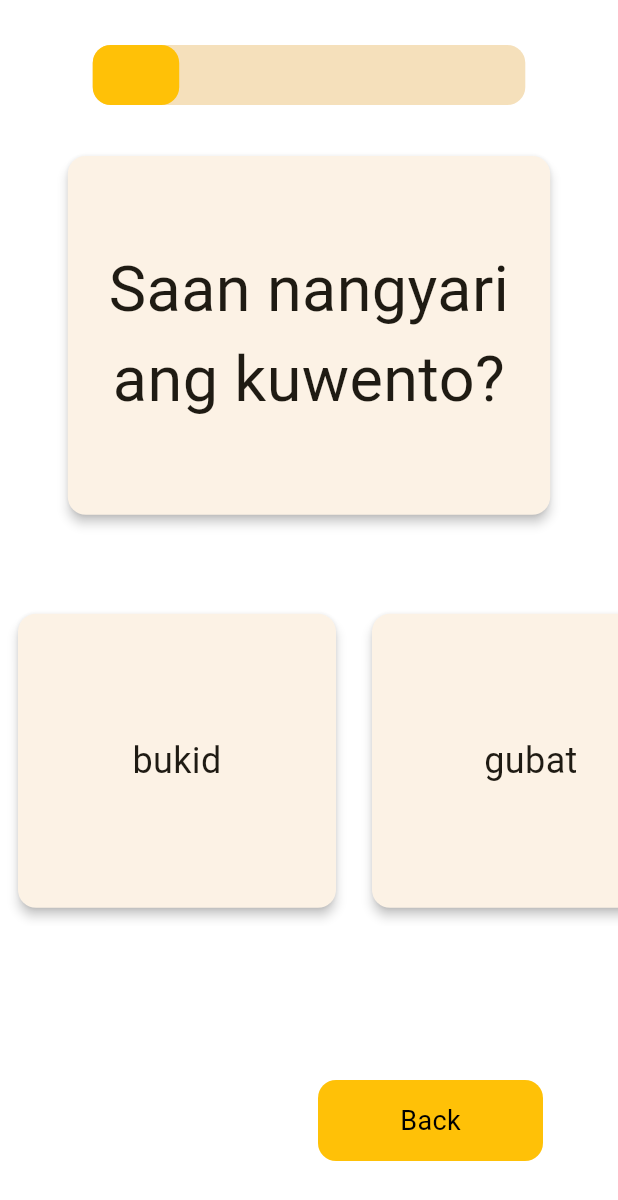
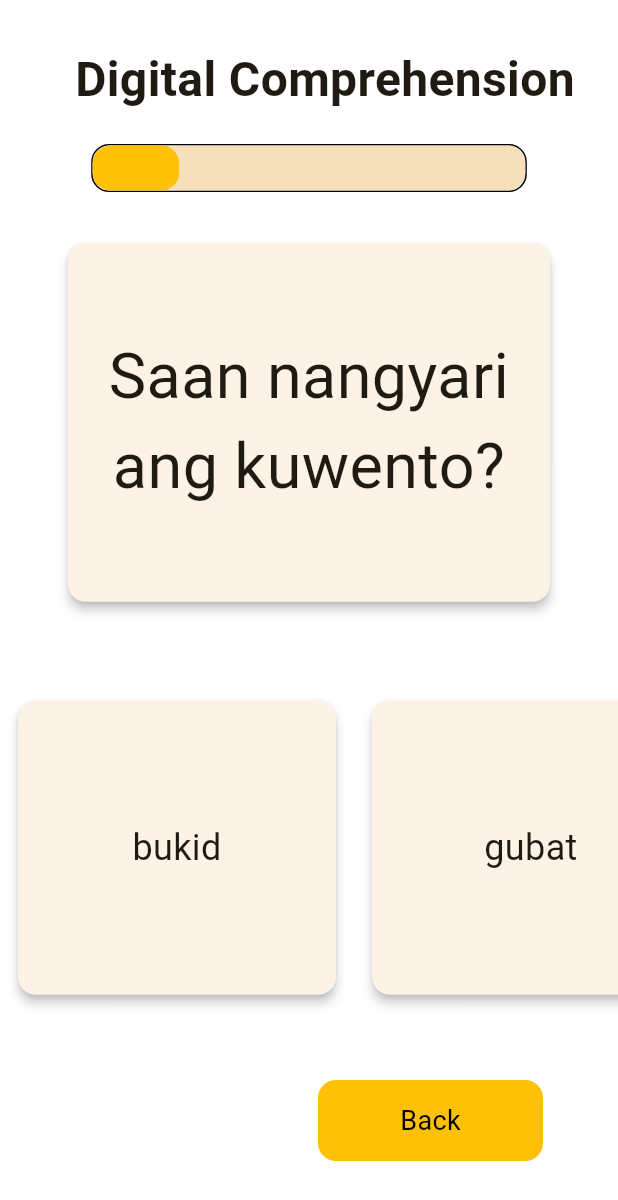
Before and after one commit to Justine-zip/readbee_lite, a Flutter app: the DigitralComprehensionPage screen opened directly, on a phone screen of 412 x 824 dp. Shown: the top 1200 px of the screen. Run offline on Flutter 3.47's test engine with Material 3 defaults, Android fonts, the phone set to English and light mode, and no system bars; our stand-ins replace device_preview, flutter_riverpod; missing offline and left inert: page_animation_transition.

```diff
--- /dev/null
+++ b/lib/components/page_title.dart
@@ -0,0 +1,20 @@
+import 'package:flutter/widgets.dart';
+
+class PageTitle extends StatelessWidget {
+  final String title;
+  const PageTitle({super.key, required this.title});
+
+  @override
+  Widget build(BuildContext context) {
+    return Align(
+      alignment: Alignment.centerLeft,
+      child: Padding(
+        padding: const EdgeInsets.only(left: 50.0),
+        child: Text(
+          title,
+          style: TextStyle(fontSize: 32, fontWeight: FontWeight.bold),
+        ),
+      ),
+    );
+  }
+}
--- a/lib/pages/digital_reading_score_page.dart
+++ b/lib/pages/digital_reading_score_page.dart
@@ -5,6 +5,7 @@ import 'package:page_animation_transition/page_animation_transition.dart';
 import 'package:readbee_lite/components/custom_button.dart';
 import 'package:readbee_lite/components/custom_reading_score_row.dart';
 import 'package:readbee_lite/components/material_title_bar.dart';
+import 'package:readbee_lite/components/page_title.dart';
 import 'package:readbee_lite/core/utils/digital_reading_score.dart';
 import 'package:readbee_lite/pages/digitral_comprehension_page.dart';
 import 'package:readbee_lite/providers/evaluation_list_provider.dart';
@@ -33,6 +34,7 @@ class _DigitalReadingScorePageState
             child: Column(
               children: [
                 SizedBox(height: 30),
+                PageTitle(title: 'Digital Reading Score'),
                 Padding(
                   padding: const EdgeInsets.all(24.0),
                   child: MaterialTitleBar(
--- a/lib/pages/digitral_comprehension_page.dart
+++ b/lib/pages/digitral_comprehension_page.dart
@@ -3,6 +3,7 @@ import 'package:flutter_riverpod/flutter_riverpod.dart';
 import 'package:page_animation_transition/animations/right_to_left_transition.dart';
 import 'package:page_animation_transition/page_animation_transition.dart';
 import 'package:readbee_lite/components/custom_button.dart';
+import 'package:readbee_lite/components/page_title.dart';
 import 'package:readbee_lite/components/prompt_box.dart';
 import 'package:readbee_lite/pages/digital_comprehension_score_page.dart';
 import 'package:readbee_lite/providers/comprehension_provider.dart';
@@ -18,6 +19,7 @@ class DigitralComprehensionPage extends ConsumerStatefulWidget {
 
 class _DigitralComprehensionPageState
     extends ConsumerState<DigitralComprehensionPage> {
+  bool showDIalog = false;
   @override
   Widget build(BuildContext context) {
     final question = ref.watch(readingMaterialProvider);
@@ -33,6 +35,8 @@ class _DigitralComprehensionPageState
       next,
     ) {
       if (next == true) {
+        if (!showDIalog) {
+          showDIalog = !showDIalog;
           showDialog(
             context: context,
             barrierDismissible: false,
@@ -40,6 +44,10 @@ class _DigitralComprehensionPageState
                 (_) => PromptBox(
                   title: 'Submit Assessment',
                   subtitle: 'Are you sure you want to submit?',
+                  onCancel: () {
+                    showDIalog = false;
+                    Navigator.pop(context);
+                  },
                   onConfirm: () {
                     Navigator.pop(context);
                     ref.read(comprehensionProvider.notifier).resetFinished();
@@ -54,6 +62,7 @@ class _DigitralComprehensionPageState
                 ),
           );
         }
+      }
     });
     return Stack(
       children: [
@@ -62,13 +71,23 @@ class _DigitralComprehensionPageState
             children: [
               SizedBox(height: 30),
 
+              PageTitle(title: 'Digital Comprehension'),
+
+              SizedBox(height: 20),
+
               //Progress Indicator
-              SizedBox(
-                height: 40,
+              Container(
+                decoration: BoxDecoration(
+                  border: Border.all(),
+                  borderRadius: BorderRadius.circular(12),
+                ),
+                child: SizedBox(
+                  height: 30,
                   width: MediaQuery.of(context).size.width * .7,
                   child: LinearProgressIndicator(
                     borderRadius: BorderRadius.circular(12),
                     value: (currentIndex + 1) / totalQuestions,
+                  ),
                 ),
               ),
 
--- a/lib/providers/comprehension_provider.dart
+++ b/lib/providers/comprehension_provider.dart
@@ -1,7 +1,7 @@
 import 'package:flutter_riverpod/flutter_riverpod.dart';
 import 'package:readbee_lite/notifiers/comprehension_notifier.dart';
 
-final comprehensionProvider =
-    StateNotifierProvider<ComprehensionNotifier, ComprehensionState>(
-      (ref) => ComprehensionNotifier(),
-    );
+final comprehensionProvider = StateNotifierProvider.autoDispose<
+  ComprehensionNotifier,
+  ComprehensionState
+>((ref) => ComprehensionNotifier());
--- a/lib/providers/reading_material_provider.dart
+++ b/lib/providers/reading_material_provider.dart
@@ -5,9 +5,8 @@ final readingMaterialProvider = Provider<List<ReadingMaterial>>((ref) {
   return [
     ReadingMaterial(
       title: 'Ang Aso sa Lungga',
-      //content: 'May isang asong gutom na gutom na naglalakad sa kalsada. Habang naglalakad, ibinubulong niya sa sarili na kailangan niyang makakita ng isang lunggang puno ngpagkain. Nang makakita siya ng lungga sa dulo ng kalsada, agad siyang pumasok dito. Kumain siya hanggang mabusog. Pero kahit busog na siya, kumain parin at inubos ang lahat ng pagkain sa loob ng lungga. Sa kanyang kabusugan, halos pumutok ang malaki niyang tiyan. Nang lalabas na lamang siya, napansin niyang hindi na siya magkasya sa labasan. Sumigaw siya upang humingi ng tulong. Dumating ang isa pang aso at nalaman ang nangyari. Bago ito umalis, nagwika siya sa kasamang aso, "Hintayin mo na long umimpis ang tiyan mo."',
-      content:
-          'May isang asong gutom na gutom na naglalakad sa kalsada. Habang naglalakad, ibinubulong niya sa sarili na kailangan niyang makakita ng isang lunggang puno ngpagkain.',
+      //content: 'May isang asong gutom na gutom na naglalakad sa kalsada. Habang naglalakad, ibinubulong niya sa sarili na kailangan niyang makakita ng isang lunggang puno ng pagkain. Nang makakita siya ng lungga sa dulo ng kalsada, agad siyang pumasok dito. Kumain siya hanggang mabusog. Pero kahit busog na siya, kumain parin at inubos ang lahat ng pagkain sa loob ng lungga. Sa kanyang kabusugan, halos pumutok ang malaki niyang tiyan. Nang lalabas na lamang siya, napansin niyang hindi na siya magkasya sa labasan. Sumigaw siya upang humingi ng tulong. Dumating ang isa pang aso at nalaman ang nangyari. Bago ito umalis, nagwika siya sa kasamang aso, "Hintayin mo na long umimpis ang tiyan mo."',
+      content: 'May isang asong gutom na gutom na naglalakad sa kalsada.',
       language: 'Tagalog',
       question: [
         'Saan nangyari ang kuwento?',
```
Also changed, not shown: lib/components/prompt_box.dart (+3 -5 lines), lib/pages/digital_comprehension_score_page.dart (+7 -1 lines), lib/pages/digital_reading_page.dart (+5 -2 lines), lib/pages/reading_material_details_page.dart (+15 -7 lines). Lines whose indentation alone changed are shown as unchanged.
